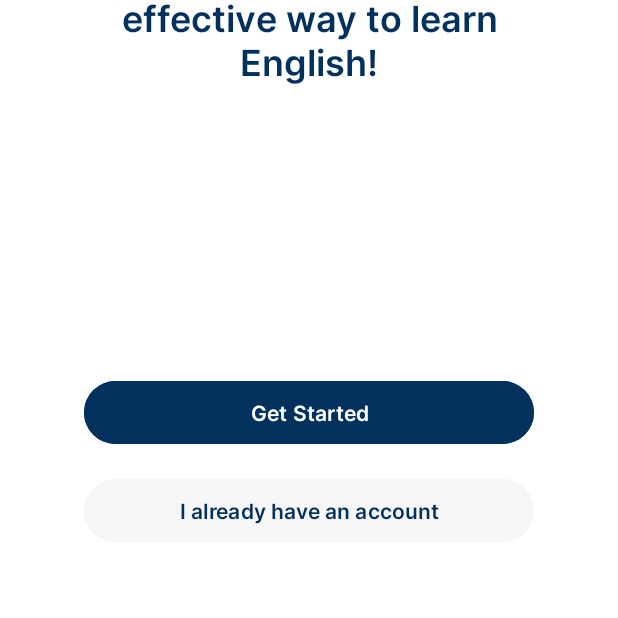
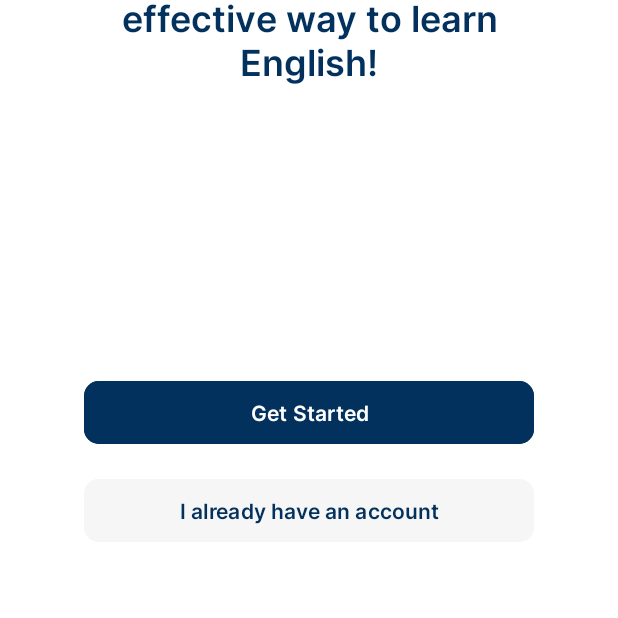
Before and after one commit to GymnastiarR/Mr.Gupazz, an Android app: the screen it shows after launch (MainActivity), on a phone screen of 412 x 824 dp, the part 618-1236 px from its top. Run offline under Robolectric (Android 15) with nearby library versions, the phone set to English and light mode, and no system bars.

```diff
--- a/app/src/main/res/layout/activity_main.xml
+++ b/app/src/main/res/layout/activity_main.xml
@@ -29,27 +29,29 @@
         app:layout_constraintStart_toStartOf="parent"
         app:layout_constraintTop_toBottomOf="@+id/logo_gupazz" />
 
-    <Button
+
+    <com.google.android.material.button.MaterialButton
         android:id="@+id/to_signupPage"
         style="@style/MediumButton.Blue"
         android:layout_width="300dp"
         android:layout_height="50dp"
         android:layout_marginBottom="112dp"
         android:text="Get Started"
+        app:cornerRadius="10dp"
         app:layout_constraintBottom_toBottomOf="parent"
         app:layout_constraintEnd_toEndOf="parent"
-        app:layout_constraintStart_toStartOf="parent" />
+        app:layout_constraintStart_toStartOf="parent"/>
 
-    <Button
+    <com.google.android.material.button.MaterialButton
+        android:layout_width="300dp"
+        android:layout_height="50dp"
         android:id="@+id/to_loginpage"
         style="@style/MediumButton"
-        android:layout_width="300dp"
-        android:layout_height="50dp"
         android:layout_marginTop="15dp"
+        app:cornerRadius="10dp"
         android:text="I already have an account"
         app:layout_constraintEnd_toEndOf="parent"
         app:layout_constraintStart_toStartOf="parent"
-        app:layout_constraintTop_toBottomOf="@+id/to_signupPage"
-        />
+        app:layout_constraintTop_toBottomOf="@+id/to_signupPage"/>
 
 </androidx.constraintlayout.widget.ConstraintLayout>
```
